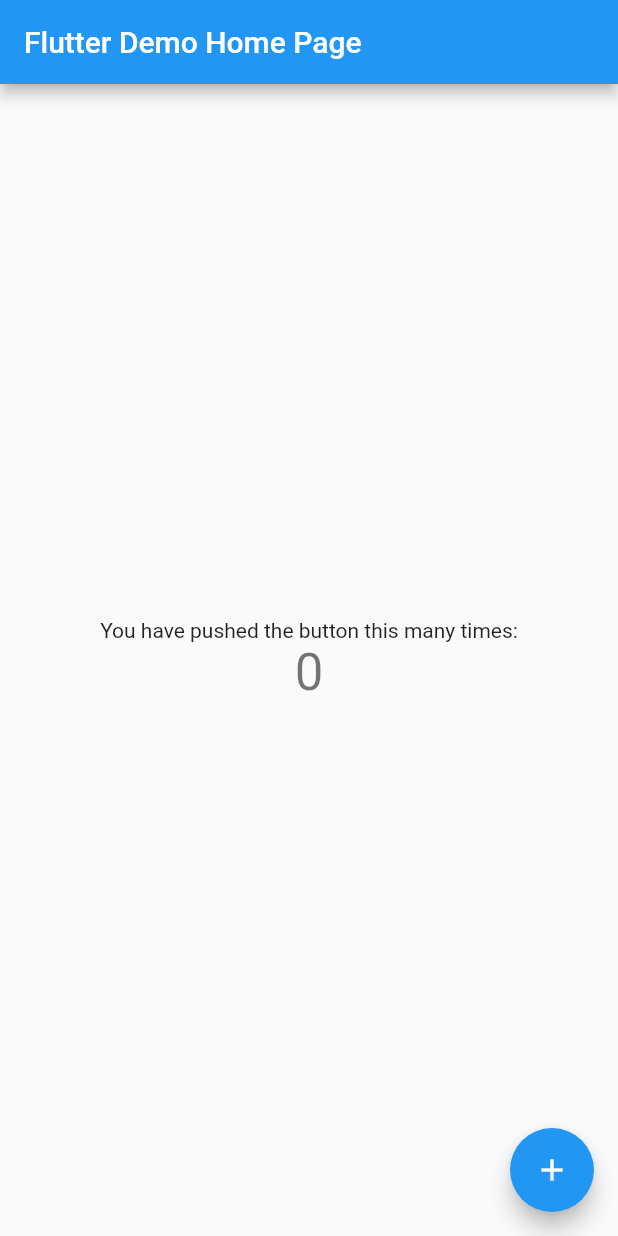
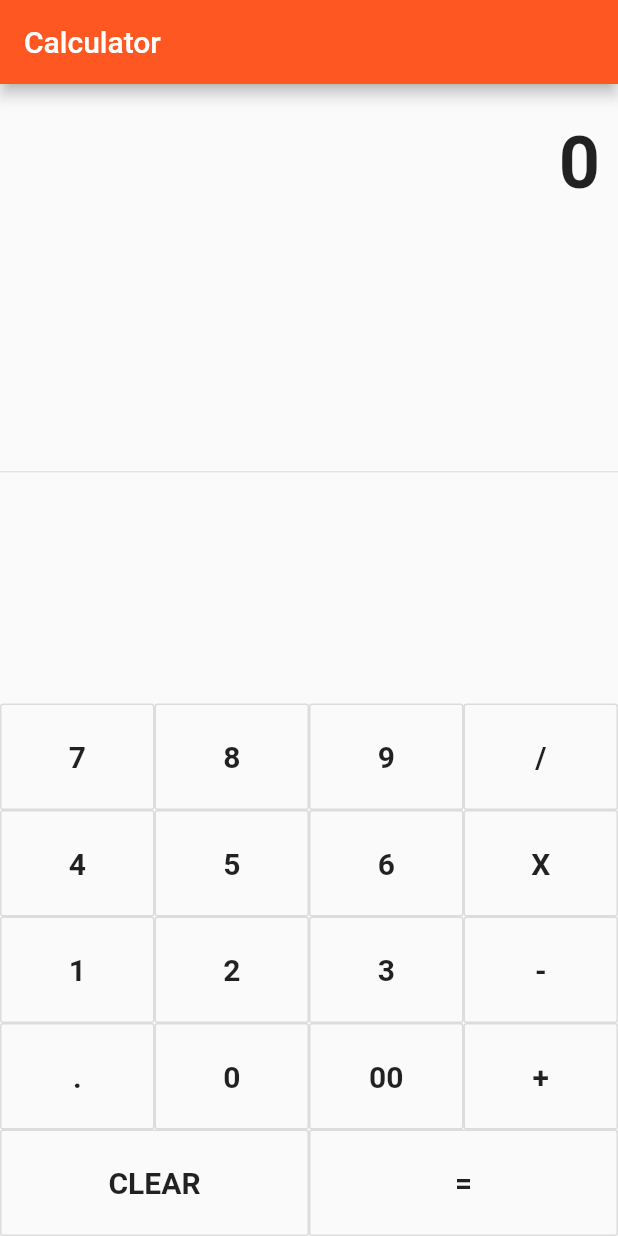
Before and after one commit to rayamable/calculator_app, a Flutter app: the screen it shows after launch, on a phone screen of 412 x 824 dp. Run offline on Flutter 3.47's test engine with Material 2 defaults, Android fonts, the phone set to English and light mode, and no system bars.

Commit message:
added calculator functions

```diff
--- a/lib/main.dart
+++ b/lib/main.dart
@@ -1,32 +1,17 @@
 import 'package:flutter/material.dart';
 
-void main() {
-  runApp(MyApp());
-}
+void main() => runApp(new MyApp());
 
 class MyApp extends StatelessWidget {
-  // This widget is the root of your application.
   @override
   Widget build(BuildContext context) {
-    return MaterialApp(
+    return new MaterialApp(
+      debugShowCheckedModeBanner: false,
       title: 'Flutter Demo',
-      theme: ThemeData(
-        // This is the theme of your application.
-        //
-        // Try running your application with "flutter run". You'll see the
-        // application has a blue toolbar. Then, without quitting the app, try
-        // changing the primarySwatch below to Colors.green and then invoke
-        // "hot reload" (press "r" in the console where you ran "flutter run",
-        // or simply save your changes to "hot reload" in a Flutter IDE).
-        // Notice that the counter didn't reset back to zero; the application
-        // is not restarted.
-        primarySwatch: Colors.blue,
-        // This makes the visual density adapt to the platform that you run
-        // the app on. For desktop platforms, the controls will be smaller and
-        // closer together (more dense) than on mobile platforms.
-        visualDensity: VisualDensity.adaptivePlatformDensity,
+      theme: new ThemeData(
+        primarySwatch: Colors.deepOrange,
       ),
-      home: MyHomePage(title: 'Flutter Demo Home Page'),
+      home: new MyHomePage(title: 'Calculator'),
     );
   }
 }
@@ -34,84 +19,137 @@ class MyApp extends StatelessWidget {
 class MyHomePage extends StatefulWidget {
   MyHomePage({Key key, this.title}) : super(key: key);
 
-  // This widget is the home page of your application. It is stateful, meaning
-  // that it has a State object (defined below) that contains fields that affect
-  // how it looks.
-
-  // This class is the configuration for the state. It holds the values (in this
-  // case the title) provided by the parent (in this case the App widget) and
-  // used by the build method of the State. Fields in a Widget subclass are
-  // always marked "final".
-
   final String title;
 
   @override
-  _MyHomePageState createState() => _MyHomePageState();
+  _MyHomePageState createState() => new _MyHomePageState();
 }
 
 class _MyHomePageState extends State<MyHomePage> {
-  int _counter = 0;
+  String output = "0";
 
-  void _incrementCounter() {
+  String _output = "0";
+  double num1 = 0.0;
+  double num2 = 0.0;
+  String operand = "";
+
+  buttonPressed(String buttonText) {
+    if (buttonText == "CLEAR") {
+      _output = "0";
+      num1 = 0.0;
+      num2 = 0.0;
+      operand = "";
+    } else if (buttonText == "+" ||
+        buttonText == "-" ||
+        buttonText == "/" ||
+        buttonText == "X") {
+      num1 = double.parse(output);
+
+      operand = buttonText;
+
+      _output = "0";
+    } else if (buttonText == ".") {
+      if (_output.contains(".")) {
+        print("Already conatains a decimals");
+        return;
+      } else {
+        _output = _output + buttonText;
+      }
+    } else if (buttonText == "=") {
+      num2 = double.parse(output);
+
+      if (operand == "+") {
+        _output = (num1 + num2).toString();
+      }
+      if (operand == "-") {
+        _output = (num1 - num2).toString();
+      }
+      if (operand == "X") {
+        _output = (num1 * num2).toString();
+      }
+      if (operand == "/") {
+        _output = (num1 / num2).toString();
+      }
+
+      num1 = 0.0;
+      num2 = 0.0;
+      operand = "";
+    } else {
+      _output = _output + buttonText;
+    }
+
+    print(_output);
+
     setState(() {
-      // This call to setState tells the Flutter framework that something has
-      // changed in this State, which causes it to rerun the build method below
-      // so that the display can reflect the updated values. If we changed
-      // _counter without calling setState(), then the build method would not be
-      // called again, and so nothing would appear to happen.
-      _counter++;
+      output = double.parse(_output).toStringAsFixed(2);
     });
+  }
+
+  Widget buildButton(String buttonText) {
+    return new Expanded(
+      child: new OutlineButton(
+        padding: new EdgeInsets.all(24.0),
+        child: new Text(
+          buttonText,
+          style: TextStyle(fontSize: 20.0, fontWeight: FontWeight.bold),
+        ),
+        onPressed: () => buttonPressed(buttonText),
+      ),
+    );
   }
 
   @override
   Widget build(BuildContext context) {
-    // This method is rerun every time setState is called, for instance as done
-    // by the _incrementCounter method above.
-    //
-    // The Flutter framework has been optimized to make rerunning build methods
-    // fast, so that you can just rebuild anything that needs updating rather
-    // than having to individually change instances of widgets.
-    return Scaffold(
-      appBar: AppBar(
-        // Here we take the value from the MyHomePage object that was created by
-        // the App.build method, and use it to set our appbar title.
-        title: Text(widget.title),
-      ),
-      body: Center(
-        // Center is a layout widget. It takes a single child and positions it
-        // in the middle of the parent.
-        child: Column(
-          // Column is also a layout widget. It takes a list of children and
-          // arranges them vertically. By default, it sizes itself to fit its
-          // children horizontally, and tries to be as tall as its parent.
-          //
-          // Invoke "debug painting" (press "p" in the console, choose the
-          // "Toggle Debug Paint" action from the Flutter Inspector in Android
-          // Studio, or the "Toggle Debug Paint" command in Visual Studio Code)
-          // to see the wireframe for each widget.
-          //
-          // Column has various properties to control how it sizes itself and
-          // how it positions its children. Here we use mainAxisAlignment to
-          // center the children vertically; the main axis here is the vertical
-          // axis because Columns are vertical (the cross axis would be
-          // horizontal).
-          mainAxisAlignment: MainAxisAlignment.center,
+    return new Scaffold(
+        appBar: new AppBar(
+          title: new Text(widget.title),
+        ),
+        body: new Container(
+            child: new Column(
           children: <Widget>[
-            Text(
-              'You have pushed the button this many times:',
+            new Container(
+                alignment: Alignment.centerRight,
+                padding:
+                    new EdgeInsets.symmetric(vertical: 24.0, horizontal: 12.0),
+                child: new Text(output,
+                    style: new TextStyle(
+                      fontSize: 48.0,
+                      fontWeight: FontWeight.bold,
+                    ))),
+            new Expanded(
+              child: new Divider(),
             ),
-            Text(
-              '$_counter',
-              style: Theme.of(context).textTheme.headline4,
-            ),
+            new Column(children: [
+              new Row(children: [
+                buildButton("7"),
+                buildButton("8"),
+                buildButton("9"),
+                buildButton("/")
+              ]),
+              new Row(children: [
+                buildButton("4"),
+                buildButton("5"),
+                buildButton("6"),
+                buildButton("X")
+              ]),
+              new Row(children: [
+                buildButton("1"),
+                buildButton("2"),
+                buildButton("3"),
+                buildButton("-")
+              ]),
+              new Row(children: [
+                buildButton("."),
+                buildButton("0"),
+                buildButton("00"),
+                buildButton("+")
+              ]),
+              new Row(children: [
+                buildButton("CLEAR"),
+                buildButton("="),
+              ])
+            ])
           ],
-        ),
-      ),
-      floatingActionButton: FloatingActionButton(
-        onPressed: _incrementCounter,
-        tooltip: 'Increment',
-        child: Icon(Icons.add),
-      ), // This trailing comma makes auto-formatting nicer for build methods.
-    );
+        )));
   }
 }
```
